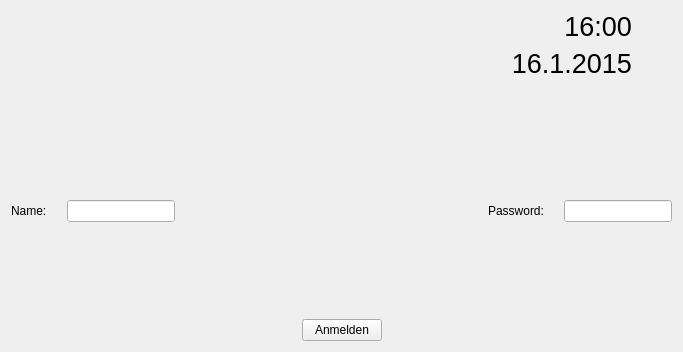
The window that TallyOnRaspberry/mainwindow.ui (Deltachi/Tally_Teamproject) describes before a commit, drawn with Qt 5.
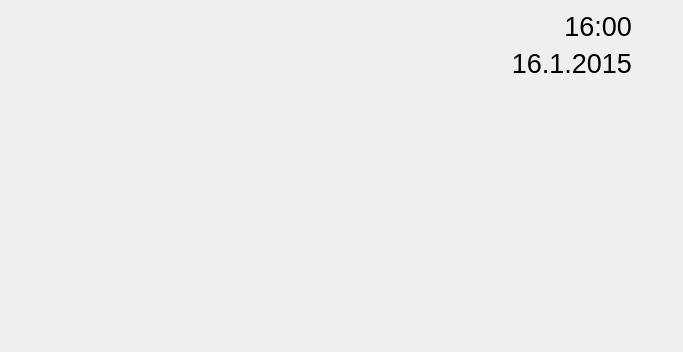
The same window after the commit. Icons and pictures are not drawn.

Commit message: Added some new .ui files and changed the ui from the main window. Now every widget can be added to the main window by adding it as a widget to "gridLayout_port".

```diff
--- a/TallyOnRaspberry/mainwindow.ui
+++ b/TallyOnRaspberry/mainwindow.ui
@@ -20,9 +20,7 @@
    <property name="autoFillBackground">
     <bool>false</bool>
    </property>
-   <layout class="QGridLayout" name="gridLayout">
-    <item row="0" column="0">
-     <layout class="QVBoxLayout" name="verticalLayout_2" stretch="0,0,1,0,0">
+   <layout class="QVBoxLayout" name="verticalLayout" stretch="1,100">
       <item>
        <layout class="QHBoxLayout" name="horizontalLayout_3" stretch="1,1,1">
         <property name="spacing">
@@ -73,7 +71,7 @@
          </spacer>
         </item>
         <item>
-         <layout class="QVBoxLayout" name="verticalLayout" stretch="1,1,1">
+       <layout class="QVBoxLayout" name="verticalLayoutDate" stretch="1,1,1">
           <item>
            <widget class="QLabel" name="label_Time">
             <property name="sizePolicy">
@@ -150,141 +148,7 @@
        </layout>
       </item>
       <item>
-       <spacer name="verticalSpacer_3">
-        <property name="orientation">
-         <enum>Qt::Vertical</enum>
-        </property>
-        <property name="sizeHint" stdset="0">
-         <size>
-          <width>20</width>
-          <height>40</height>
-         </size>
-        </property>
-       </spacer>
-      </item>
-      <item>
-       <layout class="QHBoxLayout" name="horizontalLayout" stretch="1,0,1,1,0">
-        <property name="spacing">
-         <number>20</number>
-        </property>
-        <property name="leftMargin">
-         <number>0</number>
-        </property>
-        <item>
-         <widget class="QLabel" name="label_2">
-          <property name="sizePolicy">
-           <sizepolicy hsizetype="Fixed" vsizetype="Fixed">
-            <horstretch>0</horstretch>
-            <verstretch>0</verstretch>
-           </sizepolicy>
-          </property>
-          <property name="text">
-           <string>Name:</string>
-          </property>
-         </widget>
-        </item>
-        <item>
-         <widget class="QLineEdit" name="lineEdit">
-          <property name="autoFillBackground">
-           <bool>true</bool>
-          </property>
-         </widget>
-        </item>
-        <item>
-         <spacer name="horizontalSpacer_4">
-          <property name="orientation">
-           <enum>Qt::Horizontal</enum>
-          </property>
-          <property name="sizeHint" stdset="0">
-           <size>
-            <width>80</width>
-            <height>20</height>
-           </size>
-          </property>
-         </spacer>
-        </item>
-        <item>
-         <widget class="QLabel" name="label">
-          <property name="sizePolicy">
-           <sizepolicy hsizetype="Fixed" vsizetype="Fixed">
-            <horstretch>0</horstretch>
-            <verstretch>0</verstretch>
-           </sizepolicy>
-          </property>
-          <property name="text">
-           <string>Password:</string>
-          </property>
-         </widget>
-        </item>
-        <item>
-         <widget class="QLineEdit" name="lineEdit_2">
-          <property name="autoFillBackground">
-           <bool>true</bool>
-          </property>
-         </widget>
-        </item>
-       </layout>
-      </item>
-      <item>
-       <spacer name="verticalSpacer_2">
-        <property name="orientation">
-         <enum>Qt::Vertical</enum>
-        </property>
-        <property name="sizeHint" stdset="0">
-         <size>
-          <width>20</width>
-          <height>40</height>
-         </size>
-        </property>
-       </spacer>
-      </item>
-      <item>
-       <layout class="QHBoxLayout" name="horizontalLayout_2">
-        <property name="spacing">
-         <number>20</number>
-        </property>
-        <item>
-         <spacer name="horizontalSpacer">
-          <property name="orientation">
-           <enum>Qt::Horizontal</enum>
-          </property>
-          <property name="sizeType">
-           <enum>QSizePolicy::MinimumExpanding</enum>
-          </property>
-          <property name="sizeHint" stdset="0">
-           <size>
-            <width>40</width>
-            <height>20</height>
-           </size>
-          </property>
-         </spacer>
-        </item>
-        <item>
-         <widget class="QPushButton" name="pushButton">
-          <property name="text">
-           <string>Anmelden</string>
-          </property>
-         </widget>
-        </item>
-        <item>
-         <spacer name="horizontalSpacer_2">
-          <property name="orientation">
-           <enum>Qt::Horizontal</enum>
-          </property>
-          <property name="sizeType">
-           <enum>QSizePolicy::MinimumExpanding</enum>
-          </property>
-          <property name="sizeHint" stdset="0">
-           <size>
-            <width>40</width>
-            <height>20</height>
-           </size>
-          </property>
-         </spacer>
-        </item>
-       </layout>
-      </item>
-     </layout>
+     <layout class="QGridLayout" name="gridLayout_port"/>
     </item>
    </layout>
   </widget>
```
Lines whose indentation alone changed are shown as unchanged. The commit also changes 14 other files.
